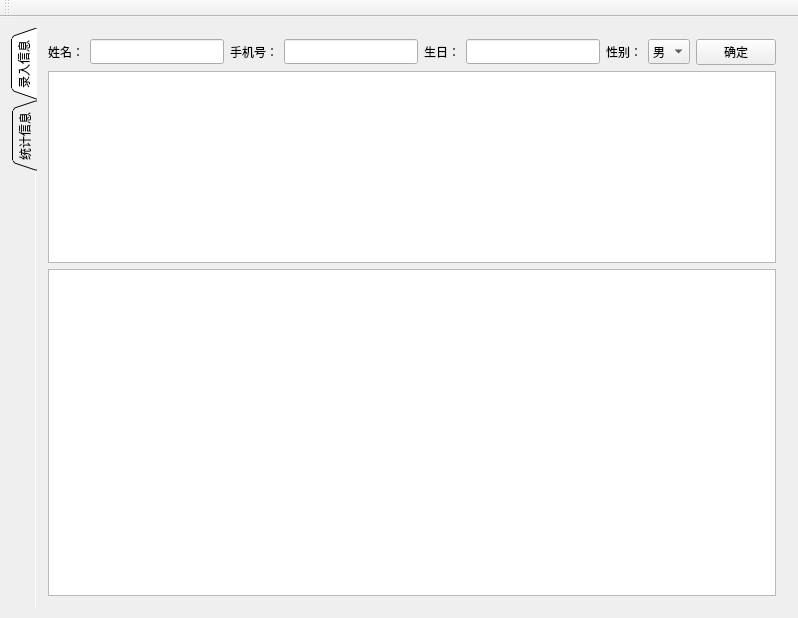
crouse/sign, file mainwindow.ui: the form before one commit.
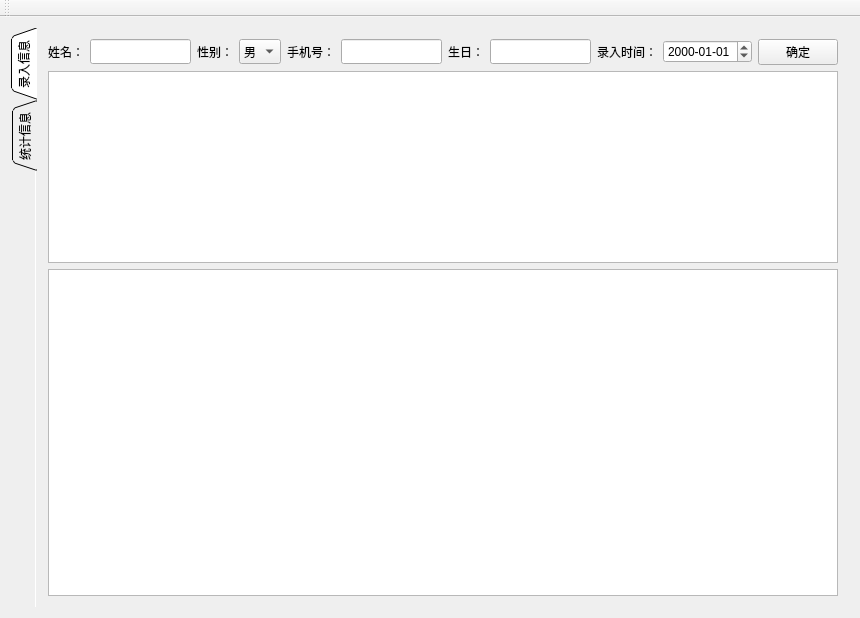
The form after the commit.

The edit to the form file:
```diff
--- a/mainwindow.ui
+++ b/mainwindow.ui
@@ -6,7 +6,7 @@
    <rect>
     <x>0</x>
     <y>0</y>
-    <width>798</width>
+    <width>860</width>
     <height>618</height>
    </rect>
   </property>
@@ -63,48 +63,6 @@
             </property>
            </widget>
           </item>
-          <item>
-           <widget class="QLabel" name="label_2">
-            <property name="font">
-             <font>
-              <family>STFangsong</family>
-             </font>
-            </property>
-            <property name="text">
-             <string>手机号：</string>
-            </property>
-           </widget>
-          </item>
-          <item>
-           <widget class="QLineEdit" name="lineEditPhone">
-            <property name="font">
-             <font>
-              <family>STFangsong</family>
-             </font>
-            </property>
-           </widget>
-          </item>
-          <item>
-           <widget class="QLabel" name="labelBirth">
-            <property name="font">
-             <font>
-              <family>STFangsong</family>
-             </font>
-            </property>
-            <property name="text">
-             <string>生日：</string>
-            </property>
-           </widget>
-          </item>
-          <item>
-           <widget class="QLineEdit" name="lineEditBirth">
-            <property name="font">
-             <font>
-              <family>STFangsong</family>
-             </font>
-            </property>
-           </widget>
-          </item>
           <item>
            <widget class="QLabel" name="labelGender">
             <property name="font">
@@ -136,6 +94,67 @@
             </item>
            </widget>
           </item>
+          <item>
+           <widget class="QLabel" name="labelPhone">
+            <property name="font">
+             <font>
+              <family>STFangsong</family>
+             </font>
+            </property>
+            <property name="text">
+             <string>手机号：</string>
+            </property>
+           </widget>
+          </item>
+          <item>
+           <widget class="QLineEdit" name="lineEditPhone">
+            <property name="font">
+             <font>
+              <family>STFangsong</family>
+             </font>
+            </property>
+           </widget>
+          </item>
+          <item>
+           <widget class="QLabel" name="labelBirth">
+            <property name="font">
+             <font>
+              <family>STFangsong</family>
+             </font>
+            </property>
+            <property name="text">
+             <string>生日：</string>
+            </property>
+           </widget>
+          </item>
+          <item>
+           <widget class="QLineEdit" name="lineEditBirth">
+            <property name="font">
+             <font>
+              <family>STFangsong</family>
+             </font>
+            </property>
+           </widget>
+          </item>
+          <item>
+           <widget class="QLabel" name="label">
+            <property name="font">
+             <font>
+              <family>STFangsong</family>
+             </font>
+            </property>
+            <property name="text">
+             <string>录入时间：</string>
+            </property>
+           </widget>
+          </item>
+          <item>
+           <widget class="QDateTimeEdit" name="dateTimeEdit">
+            <property name="displayFormat">
+             <string>yyyy-MM-dd</string>
+            </property>
+           </widget>
+          </item>
           <item>
            <widget class="QPushButton" name="pushButtonOK">
             <property name="font">
```
